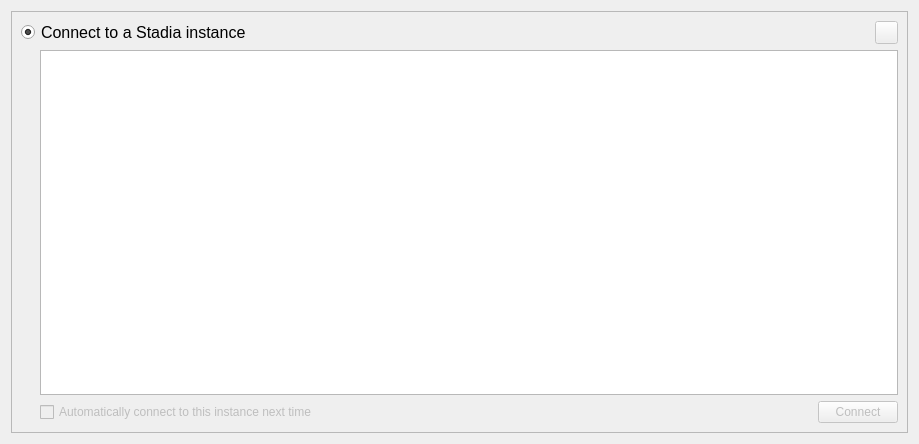
The window that OrbitQt/ConnectToStadiaWidget.ui (antonrohr/orbitprofiler) describes before a commit, drawn with Qt 5.
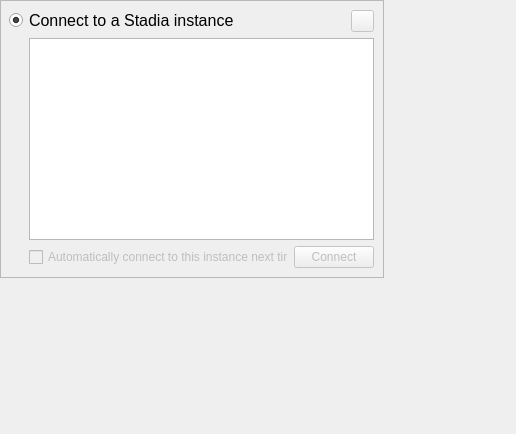
The same window after the commit. Icons and pictures are not drawn. Custom widgets are drawn as their Qt base class.

Diff of the .ui file:
```diff
--- a/OrbitQt/ConnectToStadiaWidget.ui
+++ b/OrbitQt/ConnectToStadiaWidget.ui
@@ -6,16 +6,22 @@
    <rect>
     <x>0</x>
     <y>0</y>
-    <width>919</width>
-    <height>444</height>
+    <width>516</width>
+    <height>434</height>
    </rect>
   </property>
   <property name="windowTitle">
    <string>Form</string>
   </property>
-  <layout class="QGridLayout" name="gridLayout">
-   <item row="0" column="0">
-    <widget class="QFrame" name="instanceFrame">
+  <widget class="QFrame" name="contentFrame">
+   <property name="geometry">
+    <rect>
+     <x>0</x>
+     <y>0</y>
+     <width>384</width>
+     <height>278</height>
+    </rect>
+   </property>
      <property name="sizePolicy">
       <sizepolicy hsizetype="Preferred" vsizetype="Preferred">
        <horstretch>0</horstretch>
@@ -28,36 +34,29 @@
      <property name="frameShadow">
       <enum>QFrame::Raised</enum>
      </property>
-     <layout class="QVBoxLayout" name="verticalLayout_2">
+   <layout class="QGridLayout" name="gridLayout">
+    <item row="0" column="0">
+     <layout class="QHBoxLayout" name="horizontalLayout_3">
       <item>
-       <layout class="QHBoxLayout" name="horizontalLayout_4" stretch="0,1,0">
-        <property name="spacing">
-         <number>0</number>
+       <spacer name="horizontalSpacer">
+        <property name="orientation">
+         <enum>Qt::Horizontal</enum>
         </property>
-        <item>
-         <widget class="QRadioButton" name="connectToStadiaInstanceRadioButton">
-          <property name="enabled">
-           <bool>true</bool>
-          </property>
-          <property name="minimumSize">
+        <property name="sizeType">
+         <enum>QSizePolicy::Fixed</enum>
+        </property>
+        <property name="sizeHint" stdset="0">
            <size>
-            <width>0</width>
-            <height>23</height>
-           </size>
-          </property>
-          <property name="font">
-           <font>
-            <pointsize>12</pointsize>
-           </font>
-          </property>
-          <property name="text">
-           <string>Connect to a Stadia instance</string>
-          </property>
-          <property name="checked">
-           <bool>true</bool>
-          </property>
-         </widget>
-        </item>
+          <width>19</width>
+          <height>20</height>
+         </size>
+        </property>
+       </spacer>
+      </item>
+      <item>
+       <layout class="QVBoxLayout" name="verticalLayout">
+        <item>
+         <layout class="QHBoxLayout" name="horizontalLayout_2">
         <item>
          <spacer name="horizontalSpacer_4">
           <property name="orientation">
@@ -103,33 +102,6 @@
        </layout>
       </item>
       <item>
-       <layout class="QHBoxLayout" name="horizontalLayout">
-        <property name="spacing">
-         <number>0</number>
-        </property>
-        <property name="leftMargin">
-         <number>0</number>
-        </property>
-        <property name="bottomMargin">
-         <number>0</number>
-        </property>
-        <item>
-         <spacer name="horizontalSpacer">
-          <property name="orientation">
-           <enum>Qt::Horizontal</enum>
-          </property>
-          <property name="sizeType">
-           <enum>QSizePolicy::Fixed</enum>
-          </property>
-          <property name="sizeHint" stdset="0">
-           <size>
-            <width>19</width>
-            <height>20</height>
-           </size>
-          </property>
-         </spacer>
-        </item>
-        <item>
          <widget class="QTableView" name="instancesTableView">
           <property name="enabled">
            <bool>true</bool>
@@ -164,29 +136,8 @@
           </widget>
          </widget>
         </item>
-       </layout>
-      </item>
       <item>
-       <layout class="QHBoxLayout" name="horizontalLayout_5" stretch="0,1,0">
-        <property name="spacing">
-         <number>0</number>
-        </property>
-        <item>
-         <spacer name="horizontalSpacer_7">
-          <property name="orientation">
-           <enum>Qt::Horizontal</enum>
-          </property>
-          <property name="sizeType">
-           <enum>QSizePolicy::Fixed</enum>
-          </property>
-          <property name="sizeHint" stdset="0">
-           <size>
-            <width>19</width>
-            <height>20</height>
-           </size>
-          </property>
-         </spacer>
-        </item>
+         <layout class="QHBoxLayout" name="horizontalLayout" stretch="1,0">
         <item>
          <widget class="QCheckBox" name="rememberCheckBox">
           <property name="enabled">
@@ -213,9 +164,41 @@
        </layout>
       </item>
      </layout>
-    </widget>
-   </item>
-  </layout>
+      </item>
+     </layout>
+    </item>
+   </layout>
+  </widget>
+  <widget class="QRadioButton" name="connectToStadiaInstanceRadioButton">
+   <property name="enabled">
+    <bool>true</bool>
+   </property>
+   <property name="geometry">
+    <rect>
+     <x>9</x>
+     <y>9</y>
+     <width>300</width>
+     <height>23</height>
+    </rect>
+   </property>
+   <property name="minimumSize">
+    <size>
+     <width>0</width>
+     <height>23</height>
+    </size>
+   </property>
+   <property name="font">
+    <font>
+     <pointsize>12</pointsize>
+    </font>
+   </property>
+   <property name="text">
+    <string>Connect to a Stadia instance</string>
+   </property>
+   <property name="checked">
+    <bool>true</bool>
+   </property>
+  </widget>
  </widget>
  <customwidgets>
   <customwidget>
```
Lines whose indentation alone changed are shown as unchanged.
